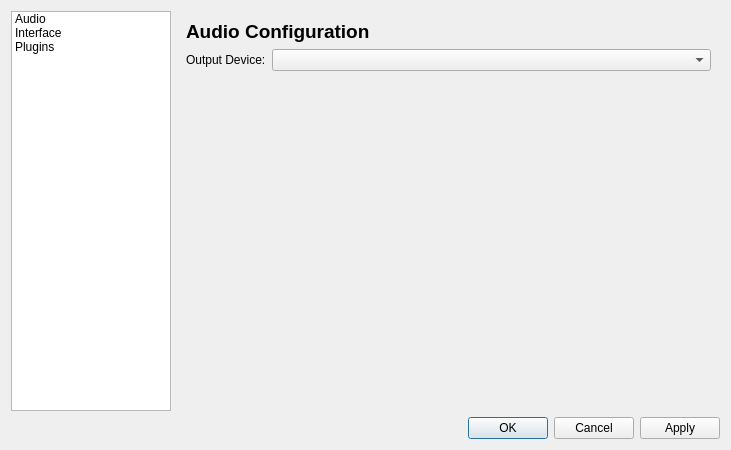
Above: src/PAW_GUI/settings_paw_gui.ui from CapitanMurasa/PerfectAudioWorks before the change. Below: the same form after it.
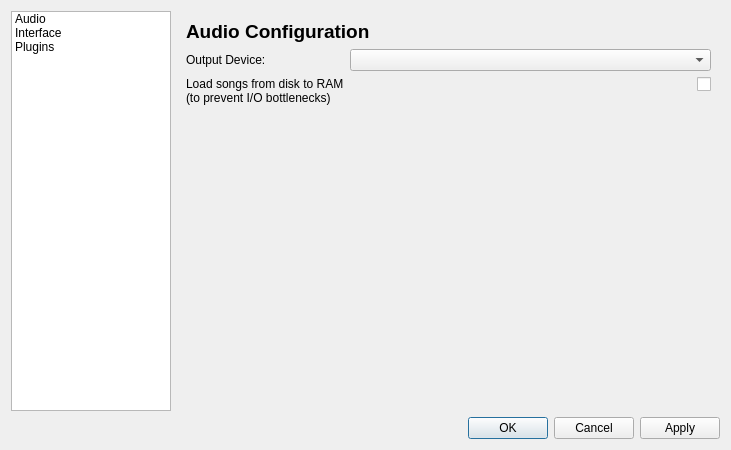
That is the form after the change. The open tabs and pages were chosen to show the change.

The edit to the form file:
```diff
--- a/src/PAW_GUI/settings_paw_gui.ui
+++ b/src/PAW_GUI/settings_paw_gui.ui
@@ -73,6 +73,24 @@
            <item row="0" column="1">
             <widget class="QComboBox" name="audioDeviceComboBox"/>
            </item>
+           <item row="1" column="0">
+            <widget class="QLabel" name="label_5">
+             <property name="text">
+              <string>Load songs from disk to RAM
+(to prevent I/O bottlenecks)</string>
+             </property>
+            </widget>
+           </item>
+           <item row="1" column="1">
+            <widget class="QCheckBox" name="checkBox">
+             <property name="layoutDirection">
+              <enum>Qt::LayoutDirection::RightToLeft</enum>
+             </property>
+             <property name="text">
+              <string/>
+             </property>
+            </widget>
+           </item>
           </layout>
          </item>
          <item>
```
Left out of the diff: 2 changed lines with no effect on the pictures.
